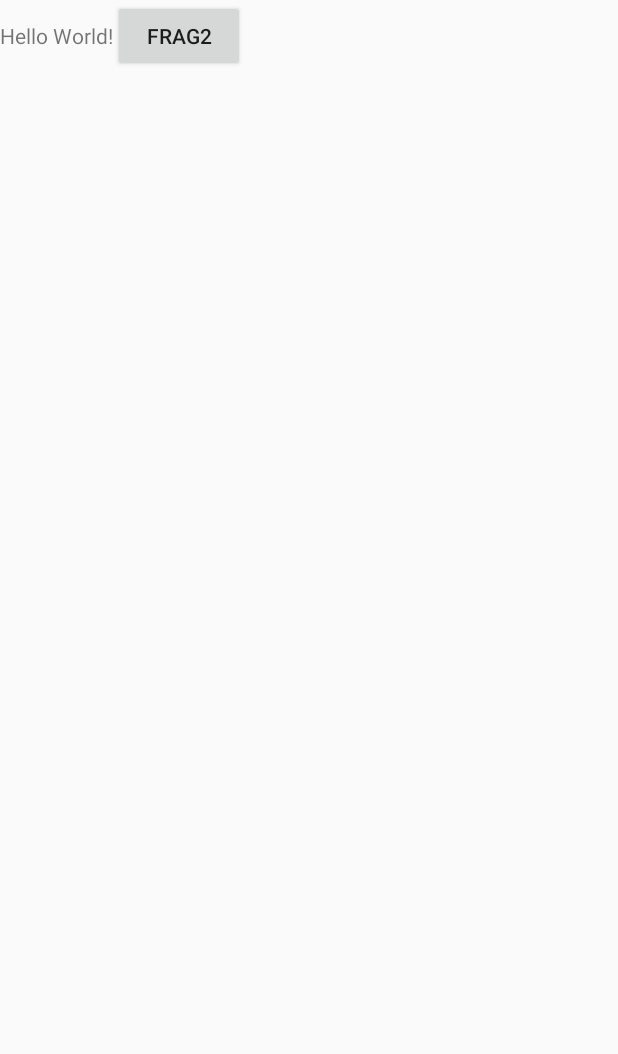
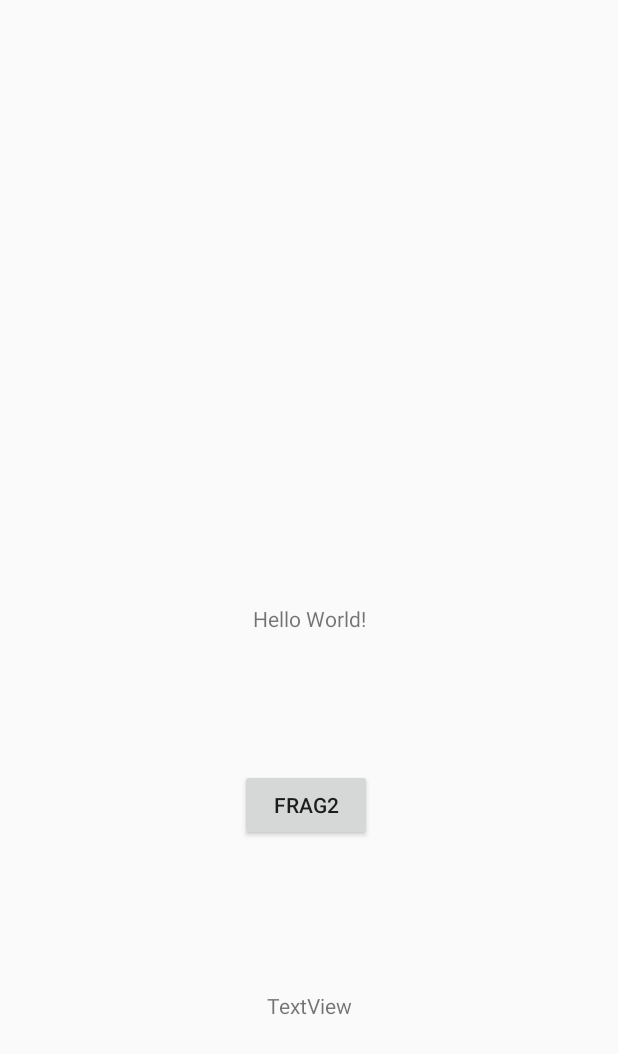
Before and after one commit to ragnarak54/Citizen-Hub, an Android app: the screen it shows after launch (MainActivity), on a phone screen of 412 x 824 dp. Shown: the top 1054 px of the screen. Run offline under Robolectric (Android 15) with nearby library versions, the phone set to English and light mode, and no system bars; 1 statement that could not run was skipped.

Commit message:
cherry picked changes from master for updating android stuff and fixing the code to match the new formats

```diff
--- a/app/src/main/AndroidManifest.xml
+++ b/app/src/main/AndroidManifest.xml
@@ -1,5 +1,6 @@
 <?xml version="1.0" encoding="utf-8"?>
 <manifest xmlns:android="http://schemas.android.com/apk/res/android"
+    xmlns:tools="http://schemas.android.com/tools"
     package="com.example.citizenhub">
     <uses-permission android:name="com.google.android.providers.gsf.permission.READ_GSERVICES"/>
 
--- a/app/src/main/java/com/example/citizenhub/MainActivity.java
+++ b/app/src/main/java/com/example/citizenhub/MainActivity.java
@@ -3,14 +3,14 @@ package com.example.citizenhub;
 import android.app.admin.DevicePolicyManager;
 import android.content.ComponentName;
 import android.content.Context;
-import android.content.Intent;
 import android.os.Bundle;
-import android.support.v4.app.FragmentActivity;
-import android.support.v4.app.FragmentManager;
-import android.support.v4.app.FragmentTransaction;
 import android.view.View;
 import android.view.WindowManager;
-import android.widget.LinearLayout;
+import androidx.fragment.app.FragmentActivity;
+import androidx.fragment.app.FragmentManager;
+import androidx.fragment.app.FragmentTransaction;
+
+import android.widget.TextView;
 
 public class MainActivity extends FragmentActivity {
 
@@ -23,6 +23,9 @@ public class MainActivity extends FragmentActivity {
         getWindow().setFlags(WindowManager.LayoutParams.FLAG_FULLSCREEN,
                 WindowManager.LayoutParams.FLAG_FULLSCREEN);
         getWindow().getDecorView().setSystemUiVisibility(View.SYSTEM_UI_FLAG_HIDE_NAVIGATION);
+
+        // Hello world Firestore
+        TextView dbText = (TextView) findViewById(R.id.dbTest);
     }
 
     // https://stackoverflow.com/questions/8631095/how-to-prevent-going-back-to-the-previous-activity
--- a/app/src/main/java/com/example/citizenhub/Sample.java
+++ b/app/src/main/java/com/example/citizenhub/Sample.java
@@ -2,8 +2,6 @@ package com.example.citizenhub;
 
 import android.graphics.Color;
 import android.os.Bundle;
-import android.support.annotation.Nullable;
-import android.support.v4.app.Fragment;
 import android.view.LayoutInflater;
 import android.view.View;
 import android.view.ViewGroup;
@@ -12,12 +10,13 @@ import android.widget.LinearLayout;
 import com.google.android.gms.maps.CameraUpdateFactory;
 import com.google.android.gms.maps.GoogleMap;
 import com.google.android.gms.maps.MapView;
-import com.google.android.gms.maps.MapsInitializer;
 import com.google.android.gms.maps.OnMapReadyCallback;
 import com.google.android.gms.maps.model.BitmapDescriptorFactory;
 import com.google.android.gms.maps.model.LatLng;
 import com.google.android.gms.maps.model.Marker;
 import com.google.android.gms.maps.model.MarkerOptions;
+
+import androidx.fragment.app.Fragment;
 
 public class Sample extends Fragment {
     private MapView sampleMap;
--- a/app/src/main/res/layout/activity_main.xml
+++ b/app/src/main/res/layout/activity_main.xml
@@ -1,5 +1,5 @@
 <?xml version="1.0" encoding="utf-8"?>
-<LinearLayout xmlns:android="http://schemas.android.com/apk/res/android"
+<androidx.constraintlayout.widget.ConstraintLayout xmlns:android="http://schemas.android.com/apk/res/android"
     xmlns:app="http://schemas.android.com/apk/res-auto"
     xmlns:tools="http://schemas.android.com/tools"
     android:layout_width="match_parent"
@@ -8,6 +8,7 @@
     android:id="@+id/activity_main">
 
     <TextView
+        android:id="@+id/textView2"
         android:layout_width="wrap_content"
         android:layout_height="wrap_content"
         android:text="Hello World!"
@@ -20,9 +21,23 @@
         android:id="@+id/to2fromHome"
         android:layout_width="wrap_content"
         android:layout_height="wrap_content"
+        android:layout_marginStart="160dp"
         android:onClick="goSamp"
         android:text="Frag2"
-        tools:layout_editor_absoluteX="161dp"
-        tools:layout_editor_absoluteY="402dp" />
+        app:layout_constraintBottom_toTopOf="@+id/dbTest"
+        app:layout_constraintStart_toStartOf="parent"
+        app:layout_constraintTop_toBottomOf="@+id/textView2"
+        app:layout_constraintVertical_bias="0.475" />
 
-</LinearLayout>
+    <TextView
+        android:id="@+id/dbTest"
+        android:layout_width="wrap_content"
+        android:layout_height="wrap_content"
+        android:text="TextView"
+        app:layout_constraintBottom_toBottomOf="parent"
+        app:layout_constraintEnd_toEndOf="parent"
+        app:layout_constraintStart_toStartOf="parent"
+        app:layout_constraintTop_toTopOf="parent"
+        app:layout_constraintVertical_bias="0.821" />
+
+</androidx.constraintlayout.widget.ConstraintLayout>
--- a/build.gradle
+++ b/build.gradle
@@ -7,8 +7,8 @@ buildscript {
 
     }
     dependencies {
-        classpath 'com.android.tools.build:gradle:3.3.2'
-
+        classpath 'com.android.tools.build:gradle:3.5.0'
+        classpath 'com.google.gms:google-services:4.3.2'
         // NOTE: Do not place your application dependencies here; they belong
         // in the individual module build.gradle files
     }
--- a/gradle.properties
+++ b/gradle.properties
@@ -13,3 +13,6 @@ org.gradle.jvmargs=-Xmx1536m
 # org.gradle.parallel=true
 
 GOOGLE_MAPS_API_KEY=AIzaSyC80J88SIJMwvcixcoWr1PS4JNBpuVTD1k
+
+android.useAndroidX=true
+android.enableJetifier=true
```
Also changed, not shown: app/build.gradle (+6 -2 lines), app/src/main/java/com/example/citizenhub/WeatherFragment.java (added, +111 -0 lines), app/src/main/res/layout/fragment_weather.xml (added, +36 -0 lines), gradle/wrapper/gradle-wrapper.properties, 1 other file.
